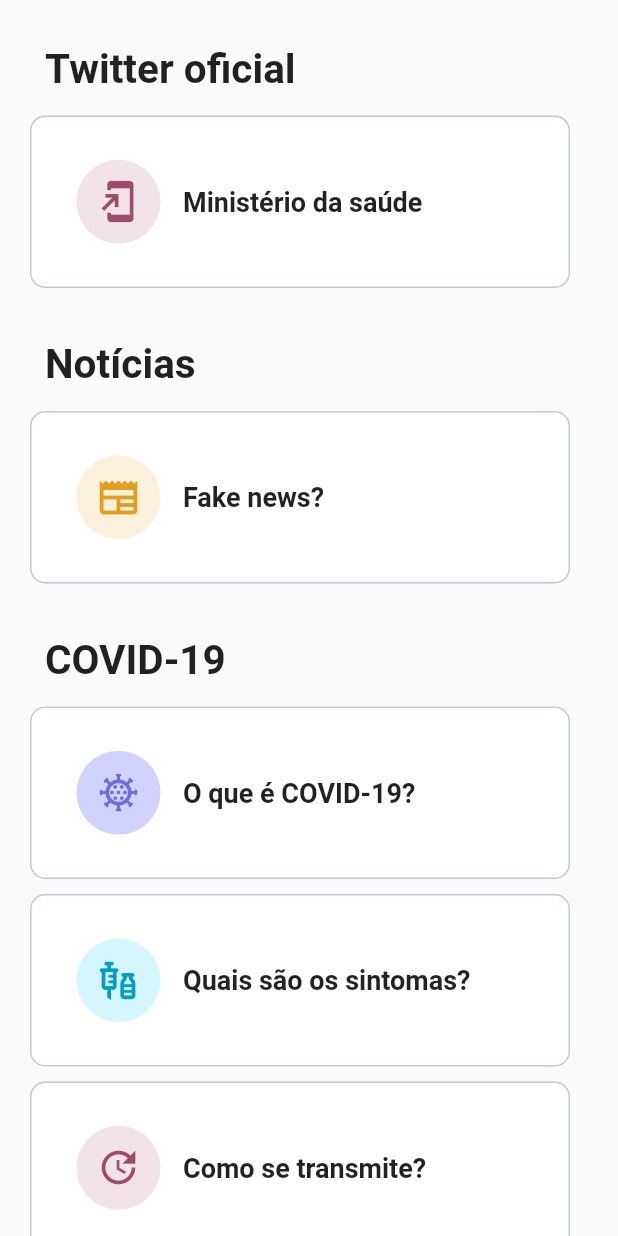
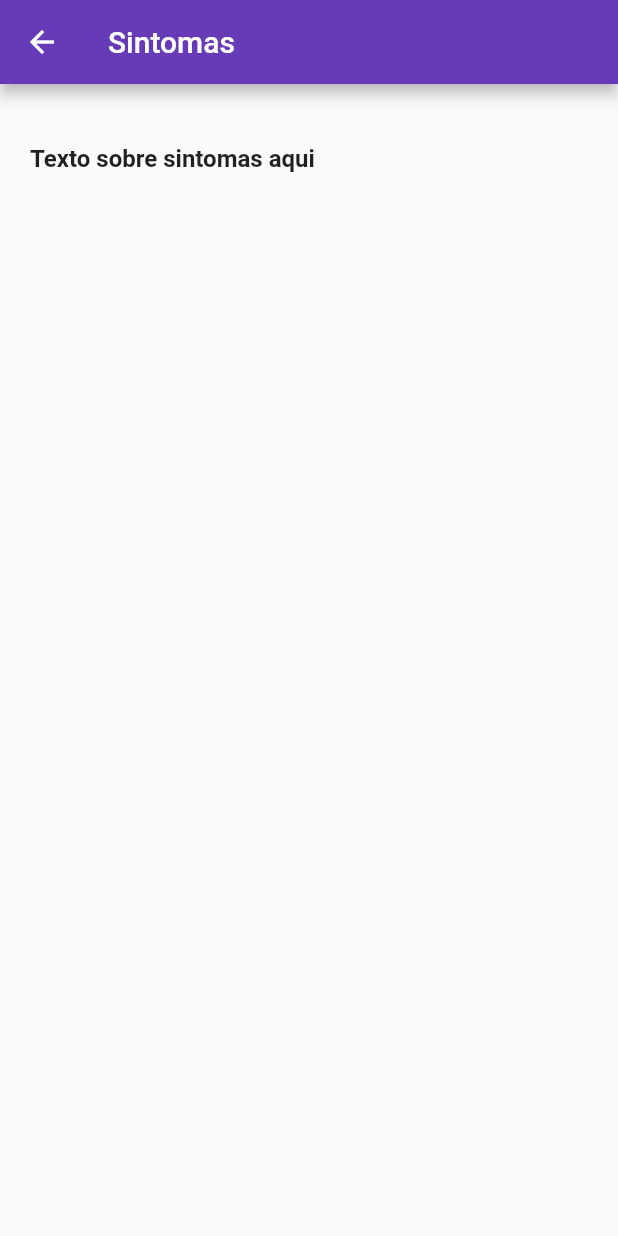
Before and after one commit to larissaBernardon/informa_saude, a Flutter app: the NewsPage screen opened directly, after a tap on "Quais são os sintomas?", on a phone screen of 412 x 824 dp. Run offline on Flutter 3.47's test engine with Material 2 defaults, Android fonts, the phone set to English and light mode, and no system bars; our stand-ins replace flutter_mobx, google_maps_flutter, location, mobx; generated files the repository leaves out were written again.

Commit message:
adicionar tela de detalhe do card e navegar para detalhe

```diff
--- /dev/null
+++ b/informa_saude/lib/news/card_detail.dart
@@ -0,0 +1,34 @@
+import 'package:flutter/material.dart';
+
+class CardDetail extends StatelessWidget {
+  const CardDetail({
+    Key? key,
+    required this.headerTitle,
+    required this.content,
+  }) : super(key: key);
+
+  final String headerTitle;
+  final String content;
+
+  Widget build(BuildContext context) {
+    return Scaffold(
+      appBar: AppBar(
+        title: Text(headerTitle),
+        backgroundColor: Colors.deepPurple.shade500,
+      ),
+      body: Padding(
+        padding: const EdgeInsets.symmetric(
+          horizontal: 20,
+          vertical: 40,
+        ),
+        child: Text(
+          content,
+          style: const TextStyle(
+            fontSize: 16,
+            fontWeight: FontWeight.w600,
+          ),
+        ),
+      ),
+    );
+  }
+}
--- a/informa_saude/lib/news/news_page.dart
+++ b/informa_saude/lib/news/news_page.dart
@@ -1,4 +1,5 @@
 import 'package:flutter/material.dart';
+import 'package:informa_saude/news/card_detail.dart';
 
 enum CardType {
   twitter,
@@ -22,13 +23,13 @@ class NewsPage extends StatelessWidget {
             crossAxisAlignment: CrossAxisAlignment.start,
             children: [
               _buildSectionTitle('Twitter oficial'),
-              _buildCardItem(type: CardType.twitter),
+              _buildCardItem(context: context, type: CardType.twitter),
               _buildSectionTitle('Notícias'),
-              _buildCardItem(type: CardType.fakeNews),
+              _buildCardItem(context: context, type: CardType.fakeNews),
               _buildSectionTitle('COVID-19'),
-              _buildCardItem(type: CardType.covid),
-              _buildCardItem(type: CardType.sintomas),
-              _buildCardItem(type: CardType.transmissao),
+              _buildCardItem(context: context, type: CardType.covid),
+              _buildCardItem(context: context, type: CardType.sintomas),
+              _buildCardItem(context: context, type: CardType.transmissao),
             ],
           ),
         ),
@@ -36,13 +37,14 @@ class NewsPage extends StatelessWidget {
     );
   }
 
-  Padding _buildCardItem({required CardType type}) {
+  Padding _buildCardItem({
+    required BuildContext context,
+    required CardType type,
+  }) {
     return Padding(
       padding: const EdgeInsets.symmetric(horizontal: 20, vertical: 5),
       child: GestureDetector(
-        onTap: () {
-          print("tapped on container");
-        },
+        onTap: () => _navigateToRoute(context: context, type: type),
         child: Container(
           child: Row(
             crossAxisAlignment: CrossAxisAlignment.center,
@@ -68,6 +70,38 @@ class NewsPage extends StatelessWidget {
         ),
       ),
     );
+  }
+
+  void _navigateToRoute({
+    required BuildContext context,
+    required CardType type,
+  }) {
+    var headerTitle = '';
+    var content = '';
+
+    if (type == CardType.covid) {
+      headerTitle = 'Covid';
+      content = 'Saiba aqui sobre covid';
+    }
+
+    if (type == CardType.sintomas) {
+      headerTitle = 'Sintomas';
+      content = 'Texto sobre sintomas aqui';
+    }
+
+    if (type != CardType.twitter && type != CardType.fakeNews) {
+      Navigator.push(
+        context,
+        MaterialPageRoute(
+          builder: (context) => CardDetail(
+            headerTitle: headerTitle,
+            content: content,
+          ),
+        ),
+      );
+    } else {
+      // se for um dos dois abre url
+    }
   }
 
   Text _buildCardTitle(CardType type) {
--- a/informa_saude/lib/news/teste.dart
+++ /dev/null
@@ -1,16 +0,0 @@
-import 'package:flutter/material.dart';
-
-class Teste extends StatelessWidget {
-  const Teste({Key? key}) : super(key: key);
-
-  @override
-  Widget build(BuildContext context) {
-    return Center(
-      child: Container(
-        height: 200,
-        width: 200,
-        color: Colors.pink,
-      ),
-    );
-  }
-}
```
